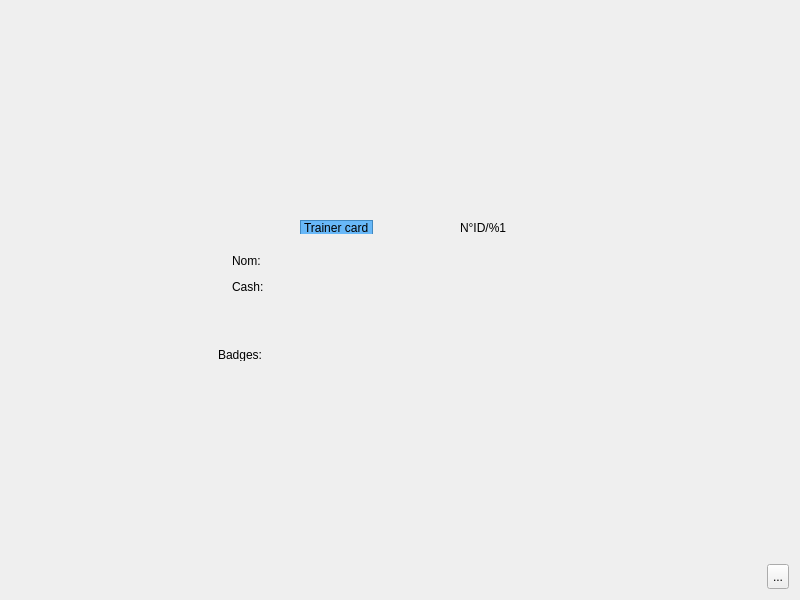
This is client/base/interface/BaseWindow.ui in alphaonex86/CatchChallenger as Qt 5 draws it before an edit. The edited form follows.
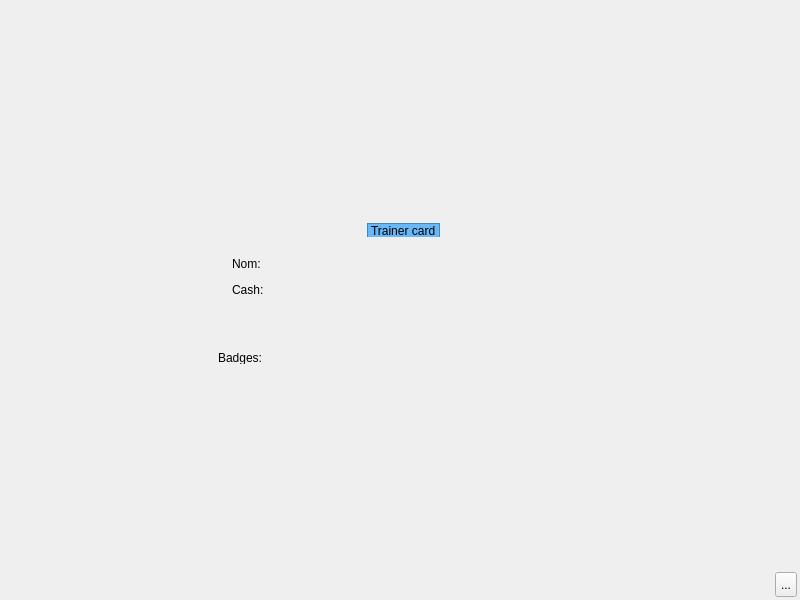
This is the edited form. The open tabs and pages were chosen to show the change. Icons and pictures are not drawn.

Diff of the .ui file:
```diff
--- a/client/base/interface/BaseWindow.ui
+++ b/client/base/interface/BaseWindow.ui
@@ -552,6 +552,12 @@
          <string notr="true">background-image: url(:/images/interface/player/background.png);</string>
         </property>
         <layout class="QVBoxLayout" name="verticalLayout_8">
+         <property name="spacing">
+          <number>0</number>
+         </property>
+         <property name="margin">
+          <number>3</number>
+         </property>
          <item>
           <spacer name="verticalSpacer_3">
            <property name="orientation">
@@ -695,41 +701,6 @@
                       </property>
                      </spacer>
                     </item>
-                    <item>
-                     <widget class="QLabel" name="player_informations_id">
-                      <property name="minimumSize">
-                       <size>
-                        <width>0</width>
-                        <height>16</height>
-                       </size>
-                      </property>
-                      <property name="maximumSize">
-                       <size>
-                        <width>16777215</width>
-                        <height>16</height>
-                       </size>
-                      </property>
-                      <property name="styleSheet">
-                       <string notr="true">background-image: url(:/images/empty.png);</string>
-                      </property>
-                      <property name="text">
-                       <string>N°ID/%1</string>
-                      </property>
-                     </widget>
-                    </item>
-                    <item>
-                     <spacer name="horizontalSpacer_4">
-                      <property name="orientation">
-                       <enum>Qt::Horizontal</enum>
-                      </property>
-                      <property name="sizeHint" stdset="0">
-                       <size>
-                        <width>88</width>
-                        <height>14</height>
-                       </size>
-                      </property>
-                     </spacer>
-                    </item>
                    </layout>
                   </widget>
                  </item>
```
Left out of the diff: 14 changed lines with no effect on the pictures.
